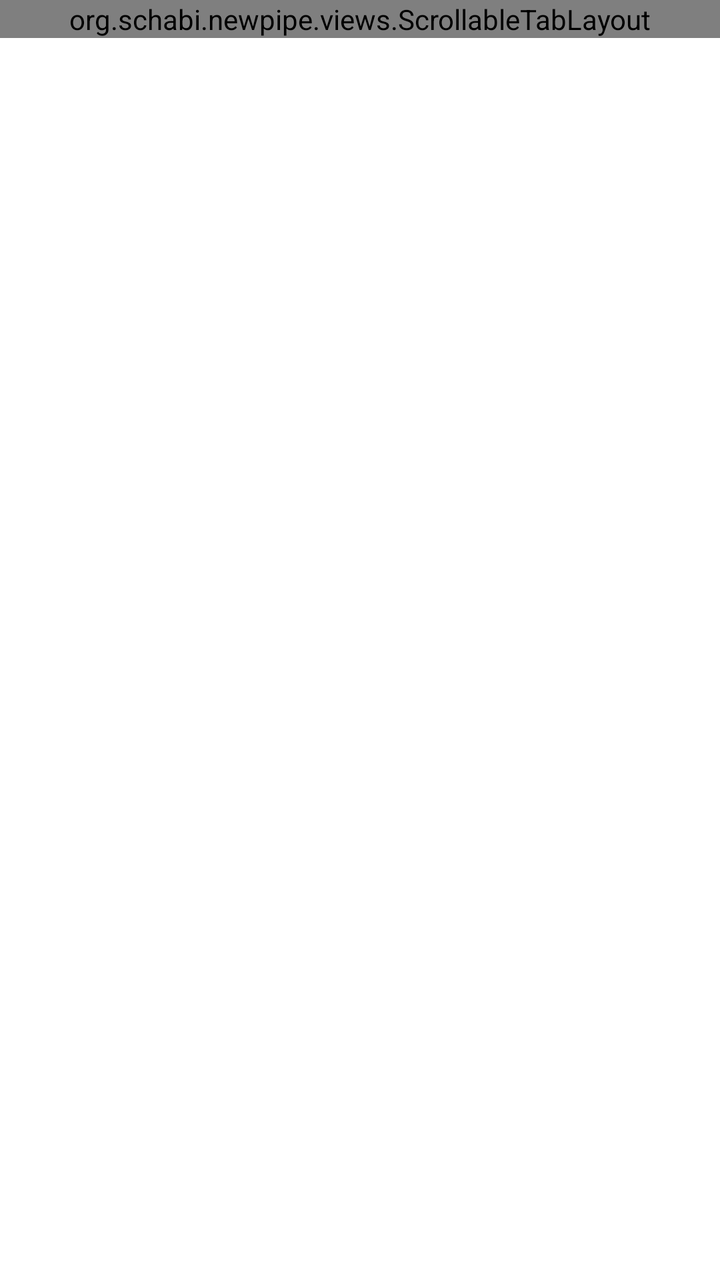
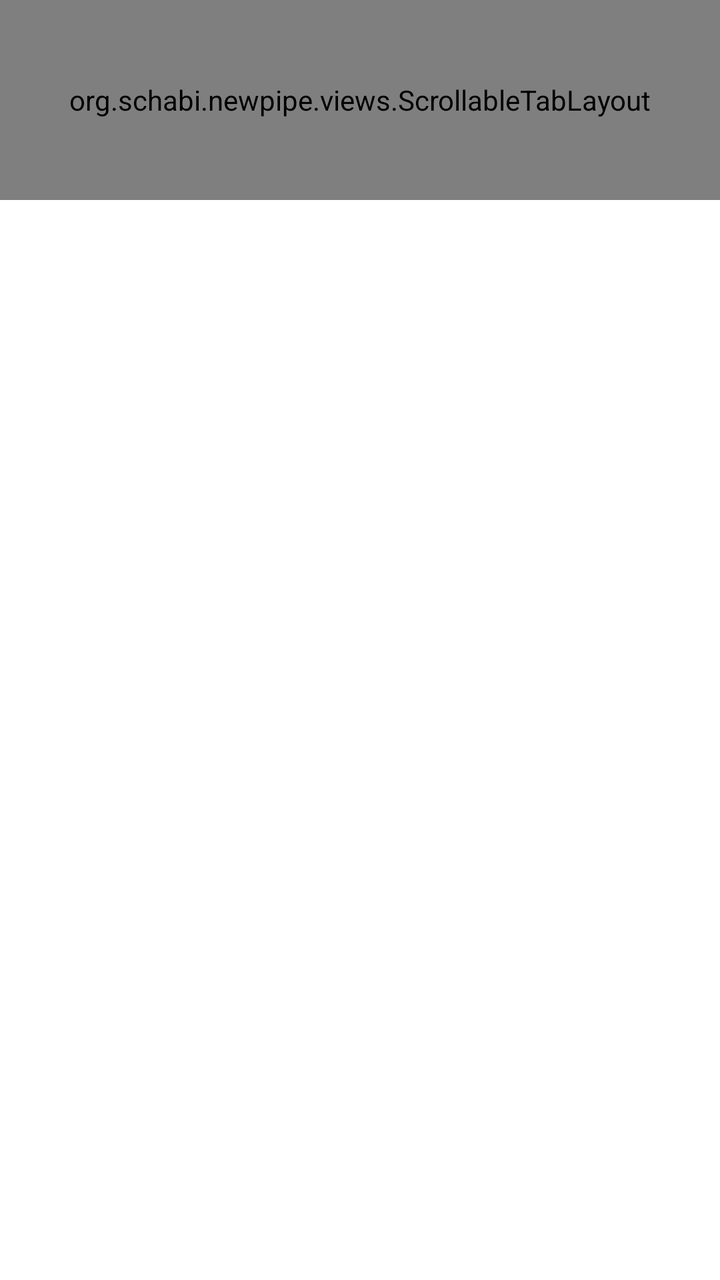

An Android layout rendered at two revisions. The XML below is the earlier revision; the diff shows what the commit changed to produce the second picture.
<!-- AndroidManifest.xml: application theme OpeningTheme -->
<!-- res/layout/fragment_main.xml -->
<?xml version="1.0" encoding="utf-8"?>
<RelativeLayout xmlns:android="http://schemas.android.com/apk/res/android"
    xmlns:app="http://schemas.android.com/apk/res-auto"
    android:layout_width="match_parent"
    android:layout_height="match_parent">


    <org.schabi.newpipe.views.ScrollableTabLayout
        android:id="@+id/main_tab_layout"
        android:layout_width="match_parent"
        android:layout_height="wrap_content"
        android:layout_alignParentTop="true"
        android:background="?attr/colorPrimary"
        app:tabRippleColor="@color/white"
        app:tabIconTint="@color/white"
        app:tabIndicatorColor="@color/white"
        app:tabGravity="fill"
        app:tabMinWidth="60dp" />

    <androidx.viewpager.widget.ViewPager
        android:id="@+id/pager"
        android:layout_width="match_parent"
        android:layout_height="match_parent"
        android:layout_below="@id/main_tab_layout" />

</RelativeLayout>
<!-- resources referenced by this layout -->
<resources>
  <style name="OpeningTheme" parent="Base.OpeningTheme" />
  <style name="Base.OpeningTheme" parent="Base.V21.OpeningTheme">
          <item name="android:navigationBarColor">@color/light_youtube_primary_color</item>
      </style>
  <style name="Base.V21.OpeningTheme" parent="Theme.AppCompat.DayNight.NoActionBar">
          <item name="colorPrimary">@android:color/transparent</item>
          <item name="colorPrimaryDark">@android:color/transparent</item>
          <item name="colorAccent">@android:color/transparent</item>
  
          <item name="android:windowBackground">@drawable/splash_background</item>
      </style>
</resources>

<!-- the commit's change to res/layout/fragment_main.xml (unified diff, before → after) -->
@@ -8,14 +8,17 @@
     <org.schabi.newpipe.views.ScrollableTabLayout
         android:id="@+id/main_tab_layout"
         android:layout_width="match_parent"
-        android:layout_height="wrap_content"
+        android:layout_height="100dp"
         android:layout_alignParentTop="true"
         android:background="?attr/colorPrimary"
+        android:paddingTop="16dp"
+        android:paddingBottom="16dp"
         app:tabRippleColor="@color/white"
         app:tabIconTint="@color/white"
         app:tabIndicatorColor="@color/white"
         app:tabGravity="fill"
-        app:tabMinWidth="60dp" />
+        app:tabMinWidth="160dp"
+        app:tabTextAppearance="@style/CarTabTextAppearance" />
 
     <androidx.viewpager.widget.ViewPager
         android:id="@+id/pager"
<!-- resource entries referenced after the edit -->
@@ -1,5 +1,12 @@
 <!-- resources referenced by this layout -->
 <resources>
+  <style name="CarTabTextAppearance" parent="TextAppearance.Design.Tab">
+          <item name="android:textSize">30sp</item>
+          <item name="android:lineSpacingMultiplier">1.3</item>
+          <item name="android:letterSpacing">0.02</item>
+          <item name="android:textStyle">normal</item>
+          <item name="android:textColor">@color/white</item>
+      </style>
   <style name="OpeningTheme" parent="Base.OpeningTheme" />
   <style name="Base.OpeningTheme" parent="Base.V21.OpeningTheme">
           <item name="android:navigationBarColor">@color/light_youtube_primary_color</item>
